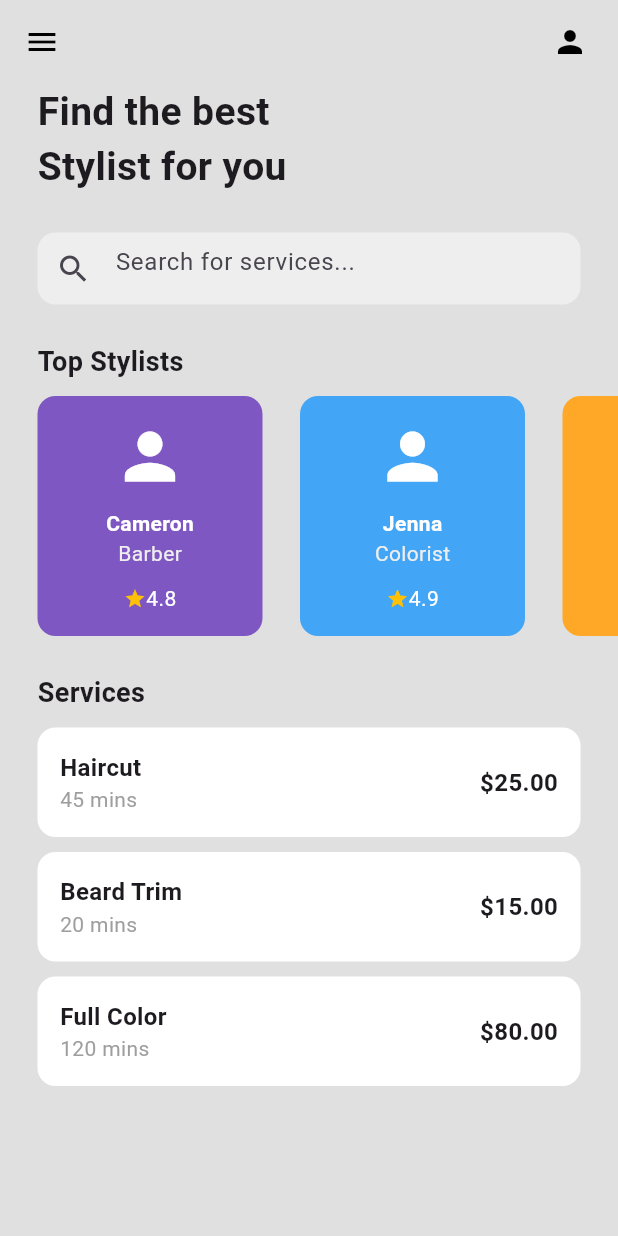
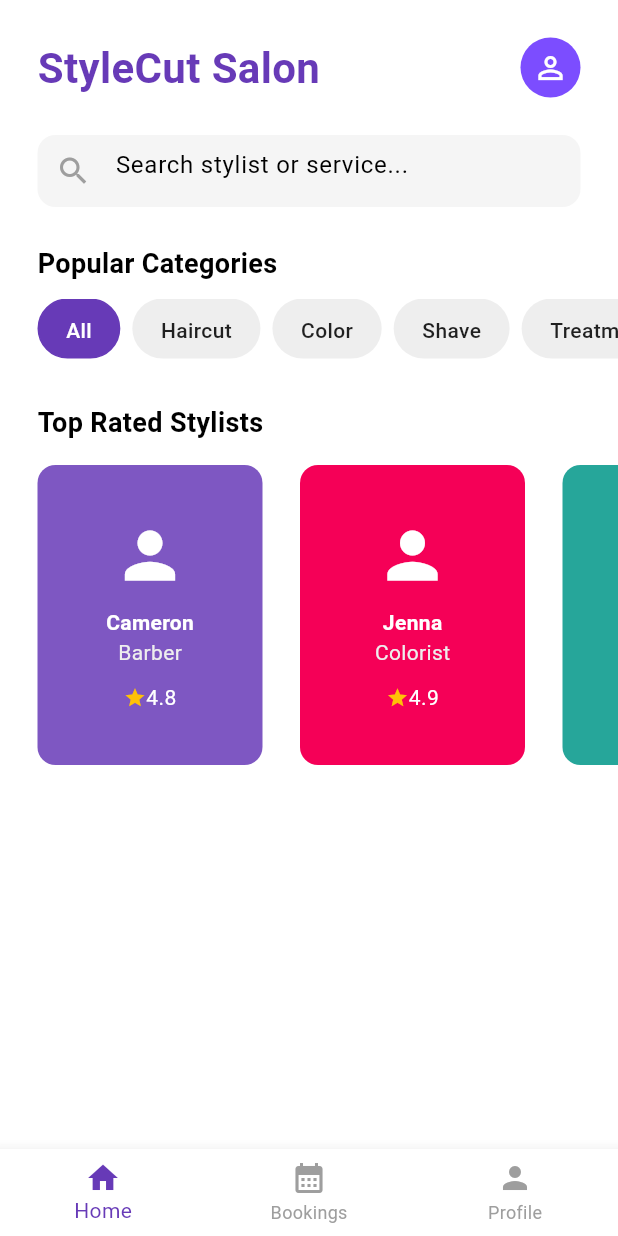
Before and after one commit to Vincii22/hair-reservation-app, a Flutter app: the screen it shows after launch, after a tap on "Sign In", on a phone screen of 412 x 824 dp. Run offline on Flutter 3.47's test engine with Material 3 defaults, Android fonts, the light colour scheme and no system bars; our stand-ins replace firebase_core; accounts and stored records are empty.

Commit message:
Added components and pages

```diff
--- /dev/null
+++ b/lib/components/service_chip.dart
@@ -0,0 +1,37 @@
+import 'package:flutter/material.dart';
+
+class ServiceChip extends StatelessWidget {
+  final String label;
+  final bool isSelected;
+  final Function()? onTap;
+
+  const ServiceChip({
+    super.key,
+    required this.label,
+    required this.isSelected,
+    this.onTap,
+  });
+
+  @override
+  Widget build(BuildContext context) {
+    return GestureDetector(
+      onTap: onTap,
+      child: Container(
+        margin: const EdgeInsets.only(right: 8),
+        padding: const EdgeInsets.symmetric(horizontal: 18, vertical: 10),
+        decoration: BoxDecoration(
+          color: isSelected ? Colors.deepPurple : Colors.grey[200],
+          borderRadius: BorderRadius.circular(20),
+          border: Border.all(color: isSelected ? Colors.deepPurple : Colors.transparent),
+        ),
+        child: Text(
+          label,
+          style: TextStyle(
+            color: isSelected ? Colors.white : Colors.black87,
+            fontWeight: FontWeight.w500,
+          ),
+        ),
+      ),
+    );
+  }
+}
--- a/lib/main.dart
+++ b/lib/main.dart
@@ -1,7 +1,14 @@
 import 'package:flutter/material.dart';
 import 'package:salonapp/screens/login_screen.dart';
+import 'package:salonapp/screens/signup_screen.dart';
+import 'package:salonapp/screens/home_screen.dart';
+import 'package:salonapp/screens/appointments_screen.dart';
+import 'package:salonapp/screens/profile_screen.dart';
 
 void main() {
+  // In the next step, we will add Firebase initialization here:
+  // WidgetsFlutterBinding.ensureInitialized();
+  // await Firebase.initializeApp();
   runApp(const MyApp());
 }
 
@@ -12,11 +19,33 @@ class MyApp extends StatelessWidget {
   Widget build(BuildContext context) {
     return MaterialApp(
       debugShowCheckedModeBanner: false,
-      title: 'Hair Reservation App',
+      title: 'StyleCut Reservation App',
       theme: ThemeData(
-        primarySwatch: Colors.deepPurple,
+        // Set a clean theme with the primary color
+        primaryColor: Colors.deepPurple,
+        scaffoldBackgroundColor: Colors.white,
+        fontFamily: 'Roboto', // You can use Google Fonts later for style
+        appBarTheme: const AppBarTheme(
+          color: Colors.white,
+          elevation: 0,
+          iconTheme: IconThemeData(color: Colors.black),
+        ),
+        colorScheme: ColorScheme.fromSwatch(primarySwatch: Colors.deepPurple).copyWith(secondary: Colors.pinkAccent),
       ),
-      home: LoginScreen(), // Start with Login
+
+      // 1. Initial Route
+      initialRoute: '/login',
+
+      // 2. Named Routes for Clean Navigation
+      routes: {
+        '/login': (context) => LoginScreen(),
+        '/signup': (context) => SignupScreen(),
+        '/home': (context) => const HomeScreen(),
+        '/appointments': (context) => const AppointmentsScreen(),
+        '/profile': (context) => const ProfileScreen(),
+        // Note: StylistDetailScreen and ReservationScreen are better passed via arguments
+        // using Navigator.push, as they need specific data (e.g., stylistName).
+      },
     );
   }
 }
--- a/lib/screens/home_screen.dart
+++ b/lib/screens/home_screen.dart
@@ -1,117 +1,166 @@
 import 'package:flutter/material.dart';
 import 'package:salonapp/components/stylist_card.dart';
+import 'package:salonapp/components/service_chip.dart';
+import 'package:salonapp/screens/stylist_detail_screen.dart';
+import 'package:salonapp/screens/appointments_screen.dart';
+import 'package:salonapp/screens/profile_screen.dart';
 
-class HomeScreen extends StatelessWidget {
+class HomeScreen extends StatefulWidget {
   const HomeScreen({super.key});
+
+  @override
+  State<HomeScreen> createState() => _HomeScreenState();
+}
+
+class _HomeScreenState extends State<HomeScreen> {
+  int _currentIndex = 0;
+  String selectedServiceType = 'All';
+
+  final List<String> serviceTypes = ['All', 'Haircut', 'Color', 'Shave', 'Treatment'];
+
+  final List<Widget> _pages = [
+    HomeBody(),
+    const AppointmentsScreen(), // Page 2
+    const ProfileScreen(), // Page 3
+  ];
 
   @override
   Widget build(BuildContext context) {
     return Scaffold(
-      backgroundColor: Colors.grey[300],
-      appBar: AppBar(
-        backgroundColor: Colors.transparent,
-        elevation: 0,
-        leading: Icon(Icons.menu, color: Colors.black),
-        actions: [
+      backgroundColor: Colors.white,
+      body: _pages[_currentIndex],
+      bottomNavigationBar: BottomNavigationBar(
+        currentIndex: _currentIndex,
+        selectedItemColor: Colors.deepPurple,
+        unselectedItemColor: Colors.grey,
+        onTap: (index) {
+          setState(() {
+            _currentIndex = index;
+          });
+        },
+        items: const [
+          BottomNavigationBarItem(icon: Icon(Icons.home), label: 'Home'),
+          BottomNavigationBarItem(icon: Icon(Icons.calendar_month), label: 'Bookings'),
+          BottomNavigationBarItem(icon: Icon(Icons.person), label: 'Profile'),
+        ],
+      ),
+    );
+  }
+}
+
+// Separate Widget for the actual Home content (Dynamic Feature 1 & 2)
+class HomeBody extends StatefulWidget {
+  @override
+  State<HomeBody> createState() => _HomeBodyState();
+}
+
+class _HomeBodyState extends State<HomeBody> {
+  String selectedServiceType = 'All';
+  final List<String> serviceTypes = ['All', 'Haircut', 'Color', 'Shave', 'Treatment'];
+
+  @override
+  Widget build(BuildContext context) {
+    return SafeArea(
+      child: SingleChildScrollView(
+        child: Column(
+          crossAxisAlignment: CrossAxisAlignment.start,
+          children: [
+            // Header
             Padding(
-            padding: const EdgeInsets.only(right: 20.0),
-            child: Icon(Icons.person, color: Colors.black),
+              padding: const EdgeInsets.all(25.0),
+              child: Row(
+                mainAxisAlignment: MainAxisAlignment.spaceBetween,
+                children: [
+                  const Text(
+                    "StyleCut Salon",
+                    style: TextStyle(fontSize: 28, fontWeight: FontWeight.bold, color: Colors.deepPurple),
+                  ),
+                  InkWell(
+                    onTap: () {
+                      // Navigate to Profile
+                      Navigator.push(context, MaterialPageRoute(builder: (context) => const ProfileScreen()));
+                    },
+                    child: const CircleAvatar(
+                        child: Icon(Icons.person_outline),
+                        backgroundColor: Colors.deepPurpleAccent,
+                        foregroundColor: Colors.white),
                   ),
                 ],
               ),
-      body: Column(
-        crossAxisAlignment: CrossAxisAlignment.start,
-        children: [
-          // 1. Welcome Section
-          Padding(
-            padding: const EdgeInsets.symmetric(horizontal: 25.0),
-            child: Text(
-              "Find the best\nStylist for you",
-              style: TextStyle(fontSize: 26, fontWeight: FontWeight.bold),
             ),
-          ),
-          const SizedBox(height: 25),
 
-          // 2. Search Bar (Using Container directly as an example of basic widgets)
+            // Search Bar
             Padding(
               padding: const EdgeInsets.symmetric(horizontal: 25.0),
               child: Container(
                 decoration: BoxDecoration(
-                color: Colors.grey[200],
+                  color: Colors.grey[100],
                   borderRadius: BorderRadius.circular(12),
                 ),
                 child: const TextField(
                   decoration: InputDecoration(
-                  prefixIcon: Icon(Icons.search),
+                    prefixIcon: Icon(Icons.search, color: Colors.grey),
                     border: InputBorder.none,
-                  hintText: 'Search for services...',
+                    hintText: 'Search stylist or service...',
                   ),
                 ),
               ),
             ),
             const SizedBox(height: 25),
 
-          // 3. Horizontal List of Stylists (Dynamic Feature 1)
+            // Service Filter Chips (Dynamic Feature 1)
             Padding(
-            padding: const EdgeInsets.symmetric(horizontal: 25.0),
-            child: Text("Top Stylists", style: TextStyle(fontWeight: FontWeight.bold, fontSize: 18)),
+              padding: const EdgeInsets.only(left: 25.0),
+              child: Text("Popular Categories", style: TextStyle(fontWeight: FontWeight.bold, fontSize: 18)),
             ),
             const SizedBox(height: 10),
             SizedBox(
-            height: 160,
+              height: 40,
+              child: ListView.builder(
+                scrollDirection: Axis.horizontal,
+                padding: const EdgeInsets.only(left: 25.0),
+                itemCount: serviceTypes.length,
+                itemBuilder: (context, index) {
+                  return ServiceChip(
+                    label: serviceTypes[index],
+                    isSelected: selectedServiceType == serviceTypes[index],
+                    onTap: () {
+                      setState(() {
+                        selectedServiceType = serviceTypes[index];
+                      });
+                    },
+                  );
+                },
+              ),
+            ),
+            const SizedBox(height: 30),
+
+            // Stylist List (Dynamic Feature 2)
+            Padding(
+              padding: const EdgeInsets.symmetric(horizontal: 25.0),
+              child: Text("Top Rated Stylists", style: TextStyle(fontWeight: FontWeight.bold, fontSize: 18)),
+            ),
+            const SizedBox(height: 15),
+            SizedBox(
+              height: 200,
               child: ListView(
                 scrollDirection: Axis.horizontal,
                 children: [
-                StylistCard(stylistName: "Cameron", specialty: "Barber", rating: "4.8", color: Colors.deepPurple[400]!),
-                StylistCard(stylistName: "Jenna", specialty: "Colorist", rating: "4.9", color: Colors.blue[400]!),
-                StylistCard(stylistName: "Mark", specialty: "Haircuts", rating: "4.5", color: Colors.orange[400]!),
+                  GestureDetector(
+                    onTap: () {
+                      Navigator.push(context, MaterialPageRoute(builder: (context) => const StylistDetailScreen(stylistName: "Cameron")));
+                    },
+                    child: StylistCard(stylistName: "Cameron", specialty: "Barber", rating: "4.8", color: Colors.deepPurple[400]!),
+                  ),
+                  StylistCard(stylistName: "Jenna", specialty: "Colorist", rating: "4.9", color: Colors.pinkAccent[400]!),
+                  StylistCard(stylistName: "Mark", specialty: "Haircuts", rating: "4.5", color: Colors.teal[400]!),
+                  const SizedBox(width: 25),
                 ],
               ),
             ),
-          const SizedBox(height: 25),
-
-          // 4. Vertical List of Services (Dynamic Feature 2)
-           Padding(
-            padding: const EdgeInsets.symmetric(horizontal: 25.0),
-            child: Text("Services", style: TextStyle(fontWeight: FontWeight.bold, fontSize: 18)),
-          ),
-          const SizedBox(height: 10),
-          Expanded(
-            child: ListView(
-              padding: const EdgeInsets.symmetric(horizontal: 25.0),
-              children: [
-                _buildServiceTile("Haircut", "45 mins", "\$25.00"),
-                _buildServiceTile("Beard Trim", "20 mins", "\$15.00"),
-                _buildServiceTile("Full Color", "120 mins", "\$80.00"),
+            const SizedBox(height: 30),
           ],
         ),
-          )
-        ],
-      ),
-    );
-  }
-
-  // Helper widget for list items (Simple local component)
-  Widget _buildServiceTile(String name, String duration, String price) {
-    return Container(
-      margin: const EdgeInsets.only(bottom: 10),
-      padding: const EdgeInsets.all(15),
-      decoration: BoxDecoration(
-        color: Colors.white,
-        borderRadius: BorderRadius.circular(12),
-      ),
-      child: Row(
-        mainAxisAlignment: MainAxisAlignment.spaceBetween,
-        children: [
-          Column(
-            crossAxisAlignment: CrossAxisAlignment.start,
-            children: [
-              Text(name, style: const TextStyle(fontWeight: FontWeight.bold, fontSize: 16)),
-              Text(duration, style: TextStyle(color: Colors.grey[500])),
-            ],
-          ),
-          Text(price, style: const TextStyle(fontWeight: FontWeight.bold, fontSize: 16)),
-        ],
       ),
     );
   }
--- a/lib/screens/login_screen.dart
+++ b/lib/screens/login_screen.dart
@@ -13,40 +13,39 @@ class LoginScreen extends StatelessWidget {
   @override
   Widget build(BuildContext context) {
     return Scaffold(
-      backgroundColor: Colors.grey[300],
+      backgroundColor: Colors.white, // Cleaner background
       body: SafeArea(
         child: Center(
           child: SingleChildScrollView(
             child: Column(
               mainAxisAlignment: MainAxisAlignment.center,
               children: [
+                const SizedBox(height: 50),
                 const Icon(Icons.content_cut, size: 100, color: Colors.deepPurple),
-                const SizedBox(height: 50),
+                const SizedBox(height: 20),
                 Text(
                   'Welcome back to StyleCut!',
-                  style: TextStyle(color: Colors.grey[700], fontSize: 16),
+                  style: TextStyle(color: Colors.grey[700], fontSize: 18, fontWeight: FontWeight.w600),
                 ),
-                const SizedBox(height: 25),
-                // Reusable text fields
+                const SizedBox(height: 40),
                 MyTextField(
                   controller: usernameController,
                   hintText: 'Email',
                   obscureText: false,
                   icon: Icons.email,
                 ),
-                const SizedBox(height: 10),
+                const SizedBox(height: 15),
                 MyTextField(
                   controller: passwordController,
                   hintText: 'Password',
                   obscureText: true,
                   icon: Icons.lock,
                 ),
-                const SizedBox(height: 25),
-                // Reusable Button
+                const SizedBox(height: 35),
                 MyButton(
                   text: "Sign In",
                   onTap: () {
-                    // Home nav logic here
+                    // Placeholder: Navigate to Home
                     Navigator.pushReplacement(context, MaterialPageRoute(builder: (context) => HomeScreen()));
                   },
                 ),
@@ -62,7 +61,7 @@ class LoginScreen extends StatelessWidget {
                       const SizedBox(width: 4),
                       const Text(
                         'Register now',
-                        style: TextStyle(color: Colors.blue, fontWeight: FontWeight.bold),
+                        style: TextStyle(color: Colors.deepPurple, fontWeight: FontWeight.bold),
                       ),
                     ],
                   ),
```
Also changed, not shown: lib/components/appointment_tile.dart (added, +50 -0 lines), lib/components/custom_app_bar.dart (added, +45 -0 lines), lib/screens/appointments_screen.dart (added, +52 -0 lines), lib/screens/profile_screen.dart (added, +66 -0 lines), lib/screens/reservation_screen.dart (added, +128 -0 lines), lib/screens/signup_screen.dart (+8 -11 lines), lib/screens/stylist_detail_screen.dart (added, +93 -0 lines), lib/firebase_options.dart (added). Lines whose indentation alone changed are shown as unchanged.
